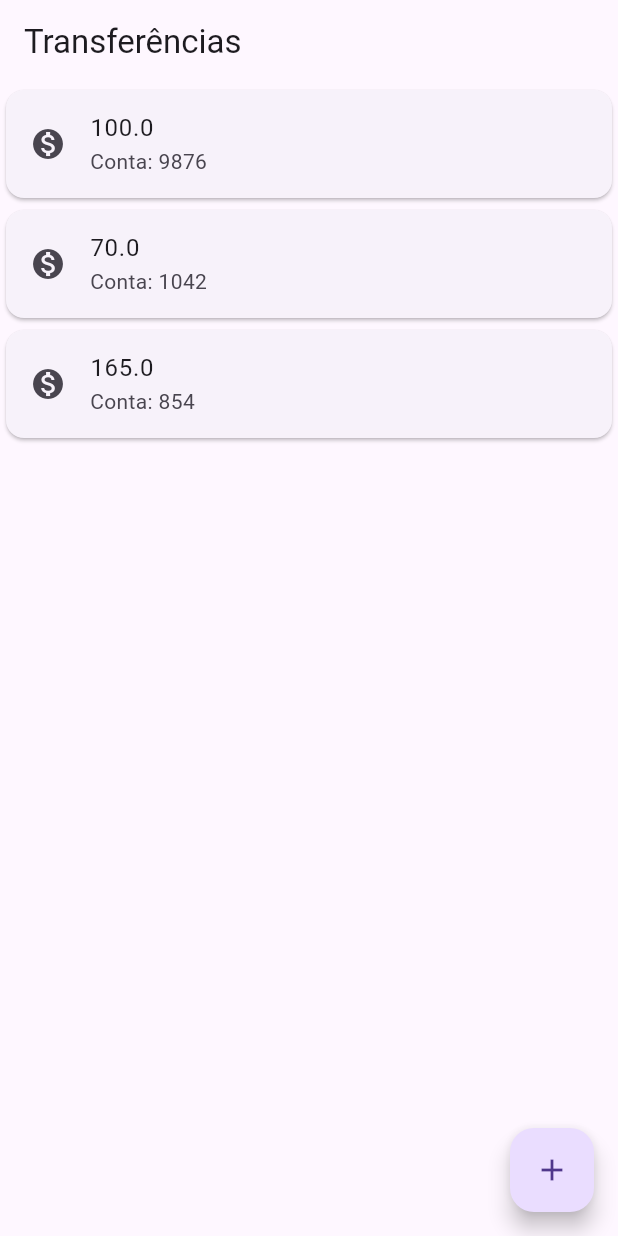
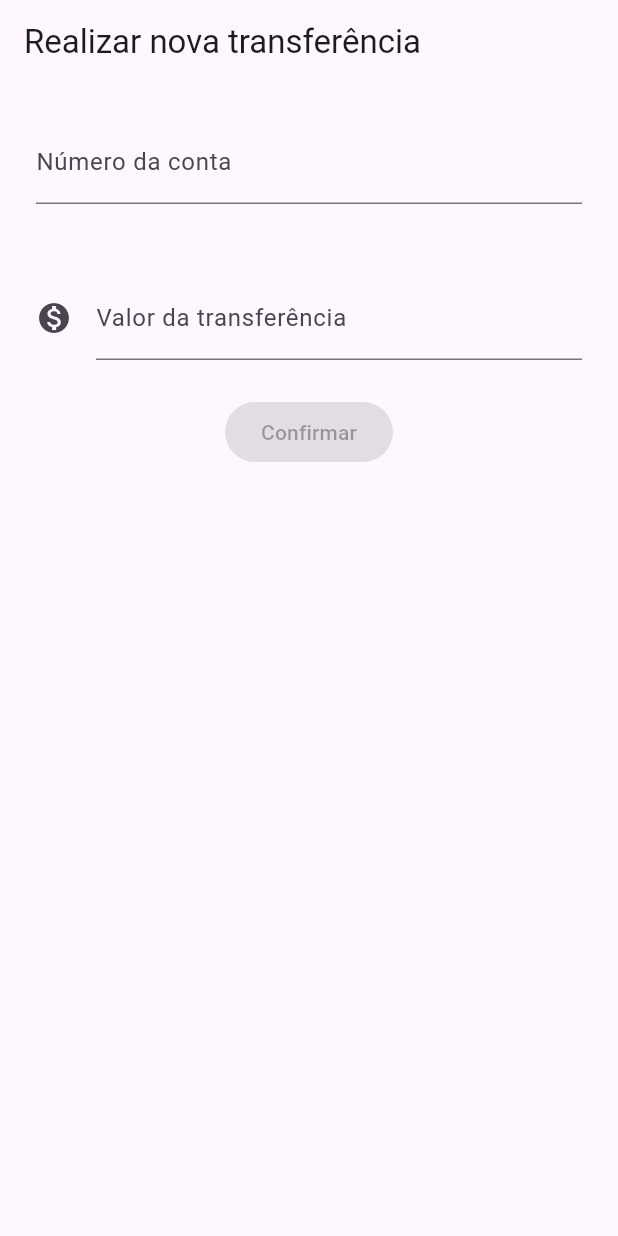
Before and after one commit to anaclaraberga/Byte-Bank, a Flutter app: the screen it shows after launch, on a phone screen of 412 x 824 dp. Run offline on Flutter 3.47's test engine with Material 3 defaults, Android fonts, the phone set to English and light mode, and no system bars.

Commit message:
Created: Make Transfers Page

```diff
--- a/lib/main.dart
+++ b/lib/main.dart
@@ -1,6 +1,6 @@
 import 'package:flutter/material.dart';
 
-void main() => runApp(ByteBankApp());
+void main() => runApp(const ByteBankApp());
 
 class ByteBankApp extends StatelessWidget {
   const ByteBankApp({super.key});
@@ -9,14 +9,51 @@ class ByteBankApp extends StatelessWidget {
   Widget build(BuildContext context) {
     return const MaterialApp(
       home: Scaffold(
-        body: TransferForm(),
+        body: MakeTransfer(),
       ),
     );
   }
 }
 
-class TransferForm extends StatelessWidget {
-  const TransferForm({super.key});
+class MakeTransfer extends StatelessWidget {
+  const MakeTransfer({super.key});
+
+  @override
+  Widget build(BuildContext context) {
+    return Scaffold(
+        appBar: AppBar(
+          title: const Text('Realizar nova transferência'),
+        ),
+        body: const Column(
+          children: <Widget>[
+            Padding(
+              padding: EdgeInsets.all(24.0),
+              child: TextField(
+                style: TextStyle(fontSize: 16.0),
+                decoration: InputDecoration(
+                    labelText: 'Número da conta', hintText: '0000'),
+                keyboardType: TextInputType.numberWithOptions(),
+              ),
+            ),
+            Padding(
+              padding: EdgeInsets.all(24.0),
+              child: TextField(
+                style: TextStyle(fontSize: 16.0),
+                decoration: InputDecoration(
+                    labelText: 'Valor da transferência',
+                    hintText: '0000',
+                    icon: Icon(Icons.monetization_on)),
+                keyboardType: TextInputType.numberWithOptions(),
+              ),
+            ),
+            ElevatedButton(onPressed: null, child: Text("Confirmar"))
+          ],
+        ));
+  }
+}
+
+class TransferDashboard extends StatelessWidget {
+  const TransferDashboard({super.key});
 
   @override
   Widget build(BuildContext context) {
@@ -24,13 +61,7 @@ class TransferForm extends StatelessWidget {
         appBar: AppBar(
           title: const Text('Transferências'),
         ),
-        body: Column(
-          children: [
-            TransferItem(Transfer(100.00, 9876)),
-            TransferItem(Transfer(70.00, 1042)),
-            TransferItem(Transfer(165.00, 0854)),
-          ],
-        ),
+        body: const TransferList(),
         floatingActionButton: FloatingActionButton(
           child: const Icon(Icons.add),
           onPressed: () {
@@ -48,7 +79,7 @@ class TransferList extends StatelessWidget {
     return Column(
       children: [
         TransferItem(Transfer(100.00, 9876)),
-        TransferItem(Transfer(70.00, 1042)),
+        TransferItem(Transfer(74.00, 1042)),
         TransferItem(Transfer(165.00, 0854)),
       ],
     );
```
